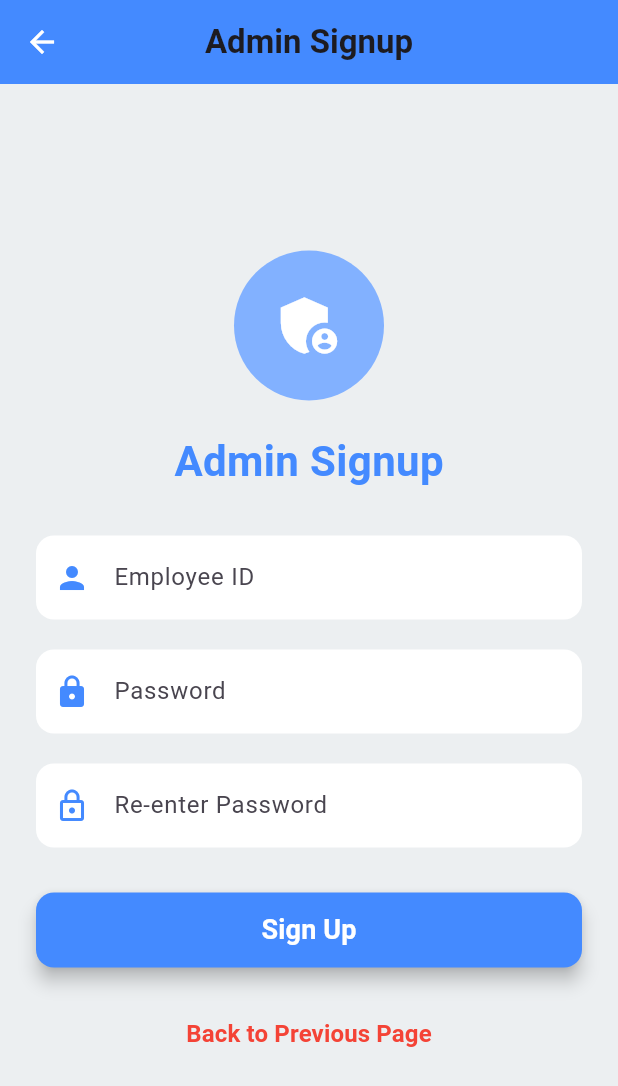
After one commit to RDX463/erp_project, a Flutter app: the AdminSignupPage screen opened directly, on a phone screen of 412 x 824 dp. The commit adds this screen. Shown: the top 1086 px of the screen. Run offline on Flutter 3.47's test engine with Material 3 defaults, Android fonts, the phone set to English and light mode, and no system bars.

Commit message:
initalized for admin model

```diff
--- /dev/null
+++ b/lib/admin/admin_signup.dart
@@ -0,0 +1,201 @@
+import 'package:flutter/material.dart';
+import 'package:http/http.dart' as http;
+import 'dart:convert';
+
+class AdminSignupPage extends StatefulWidget {
+  const AdminSignupPage({super.key});
+
+  @override
+  _AdminSignupPageState createState() => _AdminSignupPageState();
+}
+
+class _AdminSignupPageState extends State<AdminSignupPage> {
+  TextEditingController employeeIdController = TextEditingController();
+  TextEditingController passwordController = TextEditingController();
+  TextEditingController confirmPasswordController = TextEditingController();
+  bool isLoading = false; // For showing loading indicator
+
+  // Function to handle signup
+  Future<void> signupAdmin() async {
+    setState(() => isLoading = true);
+
+    String employeeId = employeeIdController.text.trim();
+    String password = passwordController.text.trim();
+    String confirmPassword = confirmPasswordController.text.trim();
+
+    if (employeeId.isEmpty || password.isEmpty || confirmPassword.isEmpty) {
+      showSnackbar("Please fill in all fields");
+      setState(() => isLoading = false);
+      return;
+    }
+
+    if (password != confirmPassword) {
+      showSnackbar("Passwords do not match");
+      setState(() => isLoading = false);
+      return;
+    }
+
+    final Map<String, String> data = {
+      'employee_id': employeeId,
+      'password': password,
+      'confirm_password': confirmPassword
+    };
+
+    try {
+      final response = await http.post(
+        Uri.parse('http://localhost:5000/admin_signup'),
+        headers: {'Content-Type': 'application/json'},
+        body: json.encode(data),
+      );
+
+      if (response.statusCode == 200) {
+        showSnackbar("Signup successful!");
+      } else {
+        final errorMessage = json.decode(response.body)['detail'] ?? 'Signup failed';
+        showSnackbar(errorMessage);
+      }
+    } catch (e) {
+      showSnackbar("Network error! Please try again.");
+    }
+
+    setState(() => isLoading = false);
+  }
+
+  void showSnackbar(String message) {
+    ScaffoldMessenger.of(context).showSnackBar(SnackBar(content: Text(message)));
+  }
+
+  @override
+  Widget build(BuildContext context) {
+    return Scaffold(
+      backgroundColor: Colors.blueGrey[50], // Soft background color
+      appBar: AppBar(
+        backgroundColor: Colors.blueAccent,
+        elevation: 0,
+        leading: IconButton(
+          icon: const Icon(Icons.arrow_back, color: Colors.white),
+          onPressed: () {
+            Navigator.pop(context); // Navigate back
+          },
+        ),
+        title: const Text(
+          'Admin Signup',
+          style: TextStyle(fontSize: 22, fontWeight: FontWeight.bold),
+        ),
+        centerTitle: true,
+      ),
+      body: Center(
+        child: SingleChildScrollView(
+          padding: const EdgeInsets.symmetric(horizontal: 24.0),
+          child: Column(
+            mainAxisAlignment: MainAxisAlignment.center,
+            children: [
+              // App Logo
+              CircleAvatar(
+                radius: 50,
+                backgroundColor: Colors.blueAccent.shade100,
+                child: const Icon(Icons.admin_panel_settings, size: 50, color: Colors.white),
+              ),
+              const SizedBox(height: 20),
+
+              // Title
+              const Text(
+                'Admin Signup',
+                style: TextStyle(fontSize: 28, fontWeight: FontWeight.bold, color: Colors.blueAccent),
+              ),
+              const SizedBox(height: 30),
+
+              // Employee ID Field
+              buildTextField(
+                controller: employeeIdController,
+                label: "Employee ID",
+                icon: Icons.person,
+              ),
+
+              const SizedBox(height: 20),
+
+              // Password Field
+              buildTextField(
+                controller: passwordController,
+                label: "Password",
+                icon: Icons.lock,
+                obscureText: true,
+              ),
+
+              const SizedBox(height: 20),
+
+              // Confirm Password Field
+              buildTextField(
+                controller: confirmPasswordController,
+                label: "Re-enter Password",
+                icon: Icons.lock_outline,
+                obscureText: true,
+              ),
+
+              const SizedBox(height: 30),
+
+              // Signup Button with Loading Indicator
+              SizedBox(
+                width: double.infinity,
+                height: 50,
+                child: ElevatedButton(
+                  onPressed: isLoading ? null : signupAdmin,
+                  style: ElevatedButton.styleFrom(
+                    backgroundColor: Colors.blueAccent,
+                    shape: RoundedRectangleBorder(borderRadius: BorderRadius.circular(12)),
+                    elevation: 5,
+                  ),
+                  child: isLoading
+                      ? const CircularProgressIndicator(color: Colors.white)
+                      : const Text(
+                          "Sign Up",
+                          style: TextStyle(fontSize: 18, fontWeight: FontWeight.bold, color: Colors.white),
+                        ),
+                ),
+              ),
+
+              const SizedBox(height: 20),
+
+              // Back Button
+              TextButton(
+                onPressed: () {
+                  Navigator.pop(context); // Navigate back
+                },
+                child: const Text(
+                  "Back to Previous Page",
+                  style: TextStyle(color: Colors.red, fontSize: 16, fontWeight: FontWeight.bold),
+                ),
+              ),
+            ],
+          ),
+        ),
+      ),
+    );
+  }
+
+  // Custom TextField Widget
+  Widget buildTextField({
+    required TextEditingController controller,
+    required String label,
+    required IconData icon,
+    TextInputType inputType = TextInputType.text,
+    bool obscureText = false,
+  }) {
+    return TextField(
+      controller: controller,
+      obscureText: obscureText,
+      keyboardType: inputType,
+      decoration: InputDecoration(
+        labelText: label,
+        prefixIcon: Icon(icon, color: Colors.blueAccent),
+        filled: true,
+        fillColor: Colors.white,
+        border: OutlineInputBorder(borderRadius: BorderRadius.circular(12), borderSide: BorderSide.none),
+        focusedBorder: OutlineInputBorder(
+          borderRadius: BorderRadius.circular(12),
+          borderSide: const BorderSide(color: Colors.blueAccent, width: 2),
+        ),
+      ),
+    );
+  }
+}
--- a/pubspec.yaml
+++ b/pubspec.yaml
@@ -34,6 +34,7 @@ dependencies:
   # The following adds the Cupertino Icons font to your application.
   # Use with the CupertinoIcons class for iOS style icons.
   cupertino_icons: ^1.0.8
+  http: ^1.3.0
 
 dev_dependencies:
   flutter_test:
```
Also changed, not shown: lib/admin/accounts_module.dart (added, +10 -0 lines), lib/admin/admin_dashboard.dart (added, +81 -0 lines), lib/admin/admin_login.dart (added, +200 -0 lines), lib/admin/admin_profile.dart (added, +37 -0 lines), lib/admin/faculty_module.dart (added, +10 -0 lines), lib/admin/student_module.dart (added, +10 -0 lines), lib/main.dart (+15 -5 lines), pubspec.lock, 1 other file.
